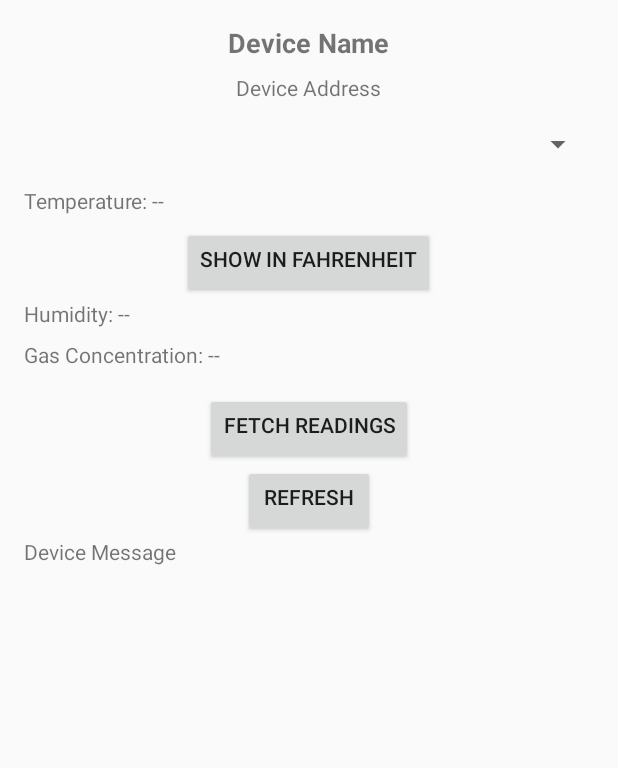
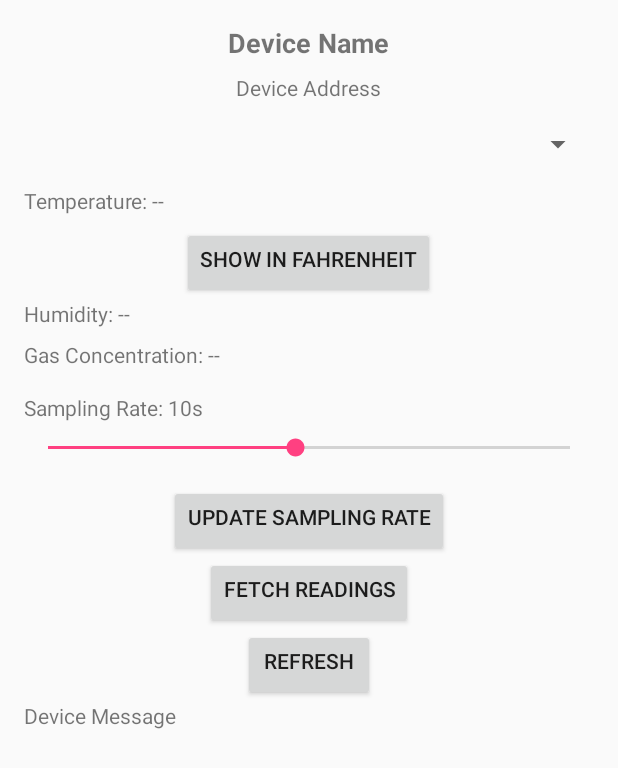
Before and after one commit to y-varde/SmartHomeMonitoringSystem, an Android app: the layout activity_device_detail.xml on its own in the app's theme, with its tools: preview values and no code run, on a phone screen of 412 x 824 dp. Shown: the top 768 px of the screen. Run offline under Robolectric (Android 15) with nearby library versions, the phone set to English and light mode, and no system bars.

Commit message:
scroll bar range set

```diff
--- a/app/src/main/res/layout/activity_device_detail.xml
+++ b/app/src/main/res/layout/activity_device_detail.xml
@@ -69,16 +69,16 @@
             android:id="@+id/txtSamplingRate"
             android:layout_width="wrap_content"
             android:layout_height="wrap_content"
-            android:text="Sampling Rate: --"
-            android:paddingBottom="8dp"
-            android:visibility="gone"/>
+            android:text="Sampling Rate: 10s"
+            android:paddingBottom="8dp"/>
 
         <SeekBar
             android:id="@+id/seekBarSamplingRate"
             android:layout_width="match_parent"
             android:layout_height="wrap_content"
-            android:paddingBottom="16dp"
-            android:visibility="gone"/>
+            android:max="19"
+            android:progress="9"
+            android:paddingBottom="16dp"/>
 
         <Button
             android:id="@+id/btnUpdateSamplingRate"
@@ -86,53 +86,101 @@
             android:layout_height="wrap_content"
             android:text="Update Sampling Rate"
             android:layout_gravity="center_horizontal"
-            android:paddingBottom="16dp"
-            android:visibility="gone"/>
+            android:paddingBottom="16dp"/>
+
+        <LinearLayout
+            android:layout_width="match_parent"
+            android:layout_height="wrap_content"
+            android:orientation="horizontal"
+            android:paddingBottom="8dp"
+            android:visibility="gone"
+            android:id="@+id/tempThresholdLayout">
+
+            <TextView
+                android:layout_width="wrap_content"
+                android:layout_height="wrap_content"
+                android:text="Min Temp: "/>
 
             <EditText
                 android:id="@+id/edtTempMinThreshold"
-            android:layout_width="match_parent"
+                android:layout_width="0dp"
                 android:layout_height="wrap_content"
-            android:hint="Min Temperature Threshold"
-            android:inputType="number"
-            android:paddingBottom="8dp"
-            android:visibility="gone"/>
+                android:layout_weight="1"
+                android:hint="Min Temperature"
+                android:inputType="number"/>
+
+            <TextView
+                android:layout_width="wrap_content"
+                android:layout_height="wrap_content"
+                android:text="Max Temp: "
+                android:layout_marginStart="16dp"/>
 
             <EditText
                 android:id="@+id/edtTempMaxThreshold"
+                android:layout_width="0dp"
+                android:layout_height="wrap_content"
+                android:layout_weight="1"
+                android:hint="Max Temperature"
+                android:inputType="number"/>
+        </LinearLayout>
+
+        <LinearLayout
             android:layout_width="match_parent"
             android:layout_height="wrap_content"
-            android:hint="Max Temperature Threshold"
-            android:inputType="number"
+            android:orientation="horizontal"
             android:paddingBottom="8dp"
-            android:visibility="gone"/>
+            android:visibility="gone"
+            android:id="@+id/humidityThresholdLayout">
+
+            <TextView
+                android:layout_width="wrap_content"
+                android:layout_height="wrap_content"
+                android:text="Humidity: "/>
 
             <EditText
                 android:id="@+id/edtHumidityThreshold"
+                android:layout_width="0dp"
+                android:layout_height="wrap_content"
+                android:layout_weight="1"
+                android:hint="Humidity Threshold"
+                android:inputType="number"/>
+        </LinearLayout>
+
+        <LinearLayout
             android:layout_width="match_parent"
             android:layout_height="wrap_content"
-            android:hint="Humidity Threshold"
-            android:inputType="number"
-            android:paddingBottom="8dp"
-            android:visibility="gone"/>
+            android:orientation="horizontal"
+            android:paddingBottom="16dp"
+            android:visibility="gone"
+            android:id="@+id/gasThresholdLayout">
+
+            <TextView
+                android:layout_width="wrap_content"
+                android:layout_height="wrap_content"
+                android:text="Min Gas: "/>
 
             <EditText
                 android:id="@+id/edtGasMinThreshold"
-            android:layout_width="match_parent"
+                android:layout_width="0dp"
                 android:layout_height="wrap_content"
-            android:hint="Min Gas Concentration Threshold"
-            android:inputType="number"
-            android:paddingBottom="8dp"
-            android:visibility="gone"/>
+                android:layout_weight="1"
+                android:hint="Min Gas Concentration"
+                android:inputType="number"/>
+
+            <TextView
+                android:layout_width="wrap_content"
+                android:layout_height="wrap_content"
+                android:text="Max Gas: "
+                android:layout_marginStart="16dp"/>
 
             <EditText
                 android:id="@+id/edtGasMaxThreshold"
-            android:layout_width="match_parent"
+                android:layout_width="0dp"
                 android:layout_height="wrap_content"
-            android:hint="Max Gas Concentration Threshold"
-            android:inputType="number"
-            android:paddingBottom="16dp"
-            android:visibility="gone"/>
+                android:layout_weight="1"
+                android:hint="Max Gas Concentration"
+                android:inputType="number"/>
+        </LinearLayout>
 
         <Button
             android:id="@+id/btnArmSystem"
```
Lines whose indentation alone changed are shown as unchanged.
